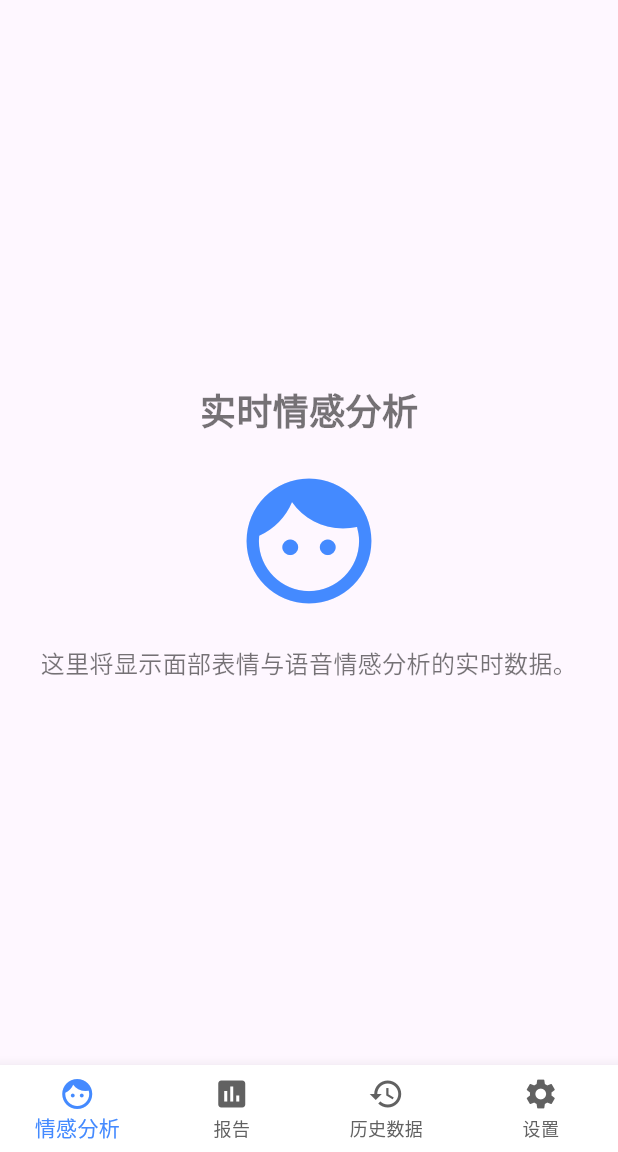
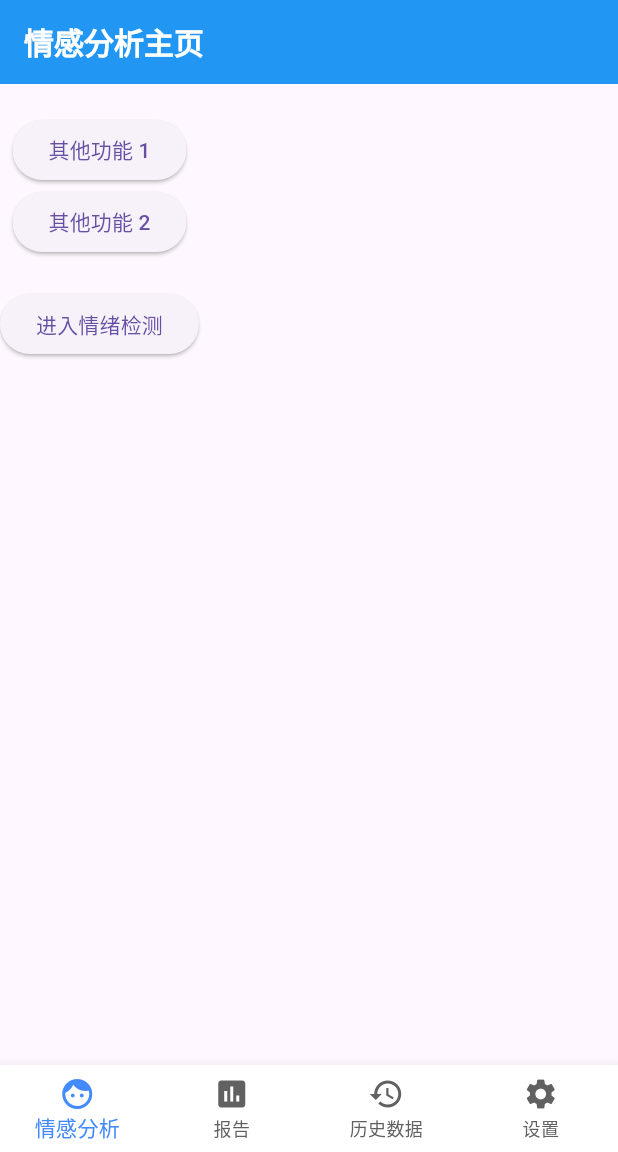
Before and after one commit to xiangxiang3451/EMMOApp, a Flutter app: the HomeScreen screen opened directly, on a phone screen of 412 x 824 dp, the part 84-1236 px from its top. Run offline on Flutter 3.47's test engine with Material 3 defaults, Android fonts, the phone set to English and light mode, and no system bars; our stand-ins replace camera, fl_chart, image_picker.

Commit message:
add emotion predict fun.

```diff
--- a/lib/models/theme_data.dart
+++ b/lib/models/theme_data.dart
@@ -6,7 +6,8 @@ class AppTheme {
     brightness: Brightness.light,
     appBarTheme: const AppBarTheme(
       backgroundColor: Colors.blue,
-      titleTextStyle: TextStyle(color: Colors.white, fontSize: 20, fontWeight: FontWeight.bold),
+      titleTextStyle: TextStyle(
+          color: Colors.white, fontSize: 20, fontWeight: FontWeight.bold),
     ),
     floatingActionButtonTheme: const FloatingActionButtonThemeData(
       backgroundColor: Colors.blue,
@@ -32,7 +33,8 @@ class AppTheme {
     brightness: Brightness.dark,
     appBarTheme: const AppBarTheme(
       backgroundColor: Colors.black,
-      titleTextStyle: TextStyle(color: Colors.white, fontSize: 20, fontWeight: FontWeight.bold),
+      titleTextStyle: TextStyle(
+          color: Colors.white, fontSize: 20, fontWeight: FontWeight.bold),
     ),
     floatingActionButtonTheme: const FloatingActionButtonThemeData(
       backgroundColor: Colors.blue,
--- a/lib/screens/emotion_analysis_screen.dart
+++ b/lib/screens/emotion_analysis_screen.dart
@@ -1,30 +1,54 @@
-// lib/screens/emotion_analysis_screen.dart
+import 'package:emotion_recognition/screens/EmotionDetectionScreen.dart';
 import 'package:flutter/material.dart';
 
-class EmotionAnalysisScreen extends StatelessWidget {
+class EmotionAnalysisScreen extends StatefulWidget {
   const EmotionAnalysisScreen({super.key});
 
   @override
+  _EmotionAnalysisScreenState createState() => _EmotionAnalysisScreenState();
+}
+
+class _EmotionAnalysisScreenState extends State<EmotionAnalysisScreen> {
+  @override
   Widget build(BuildContext context) {
-    return const Scaffold(
-      body: Center(
-        child: Column(
-          mainAxisAlignment: MainAxisAlignment.center,
-          children: <Widget>[
-            Text(
-              '实时情感分析',
-              style: TextStyle(fontSize: 24, fontWeight: FontWeight.bold),
-            ),
-            SizedBox(height: 20),
-            Icon(Icons.face, size: 100, color: Colors.blueAccent),
-            SizedBox(height: 20),
-            Text(
-              '这里将显示面部表情与语音情感分析的实时数据。',
-              textAlign: TextAlign.center,
-              style: TextStyle(fontSize: 16),
-            ),
-          ],
-        ),
+    return Scaffold(
+      appBar: AppBar(
+        title: const Text('情感分析主页'),
+        automaticallyImplyLeading: false, // 禁用默认的返回按钮
+      ),
+      body: Column(
+        children: <Widget>[
+          const SizedBox(height: 20),
+
+          // 其他功能按钮
+          ElevatedButton(
+            onPressed: () {
+              // 添加你现有的其他功能
+            },
+            child: const Text('其他功能 1'),
+          ),
+          ElevatedButton(
+            onPressed: () {
+              // 添加你现有的其他功能
+            },
+            child: const Text('其他功能 2'),
+          ),
+
+          const SizedBox(height: 20),
+
+          // 跳转到情绪检测页面的按钮
+          ElevatedButton(
+            onPressed: () {
+              // 跳转到情绪检测页面
+              Navigator.push(
+                context,
+                MaterialPageRoute(
+                    builder: (context) => const EmotionDetectionScreen()),
+              );
+            },
+            child: const Text('进入情绪检测'),
+          ),
+        ],
       ),
     );
   }
--- a/lib/screens/home_screen.dart
+++ b/lib/screens/home_screen.dart
@@ -7,6 +7,8 @@ import 'history_screen.dart';
 import 'settings_screen.dart';
 
 class HomeScreen extends StatefulWidget {
+  const HomeScreen({super.key});
+
   @override
   _HomeScreenState createState() => _HomeScreenState();
 }
@@ -16,9 +18,9 @@ class _HomeScreenState extends State<HomeScreen> {
 
   // 页面选项列表
   static final List<Widget> _widgetOptions = <Widget>[
-    EmotionAnalysisScreen(), // 实时情感分析页面
-    ReportScreen(), // 报告页面
-    HistoryScreen(), // 历史数据页面
+    const EmotionAnalysisScreen(), // 实时情感分析页面
+    const ReportScreen(), // 报告页面
+    const HistoryScreen(), // 历史数据页面
     SettingsScreen(), // 设置页面
   ];
 
@@ -34,6 +36,7 @@ class _HomeScreenState extends State<HomeScreen> {
     return Scaffold(
       appBar: AppBar(
         title: const Text('Emotion Analysis App'),
+        automaticallyImplyLeading: false, // 禁用默认的返回按钮
         centerTitle: true,
         backgroundColor: Colors.white, // 导航栏背景为白色
         elevation: 0, // 去掉阴影
--- a/lib/screens/login_screen.dart
+++ b/lib/screens/login_screen.dart
@@ -7,6 +7,8 @@ import 'package:http/http.dart' as http;
 import 'home_screen.dart'; // 确保导入主界面
 
 class LoginScreen extends StatefulWidget {
+  const LoginScreen({super.key});
+
   @override
   _LoginScreenState createState() => _LoginScreenState();
 }
--- a/lib/screens/register_screen.dart
+++ b/lib/screens/register_screen.dart
@@ -7,6 +7,8 @@ import 'package:emotion_recognition/public_widgets/auth_widgets.dart';
 import 'login_screen.dart'; // 导入登录页面的类
 
 class RegisterScreen extends StatefulWidget {
+  const RegisterScreen({super.key});
+
   @override
   _RegisterScreenState createState() => _RegisterScreenState();
 }
--- a/pubspec.yaml
+++ b/pubspec.yaml
@@ -12,6 +12,9 @@ dependencies:
   http: ^1.2.2
   image_picker: ^1.1.2
   provider: ^6.1.2
+  camera: ^0.10.0+4
+  fl_chart: ^0.69.0
+
 
 dev_dependencies:
   flutter_test:
```
Also changed, not shown: lib/screens/EmotionDetectionScreen.dart (added, +246 -0 lines), lib/screens/settings_screen.dart (+10 -4 lines), lib/main.dart (line endings or trailing spaces), pubspec.lock.
